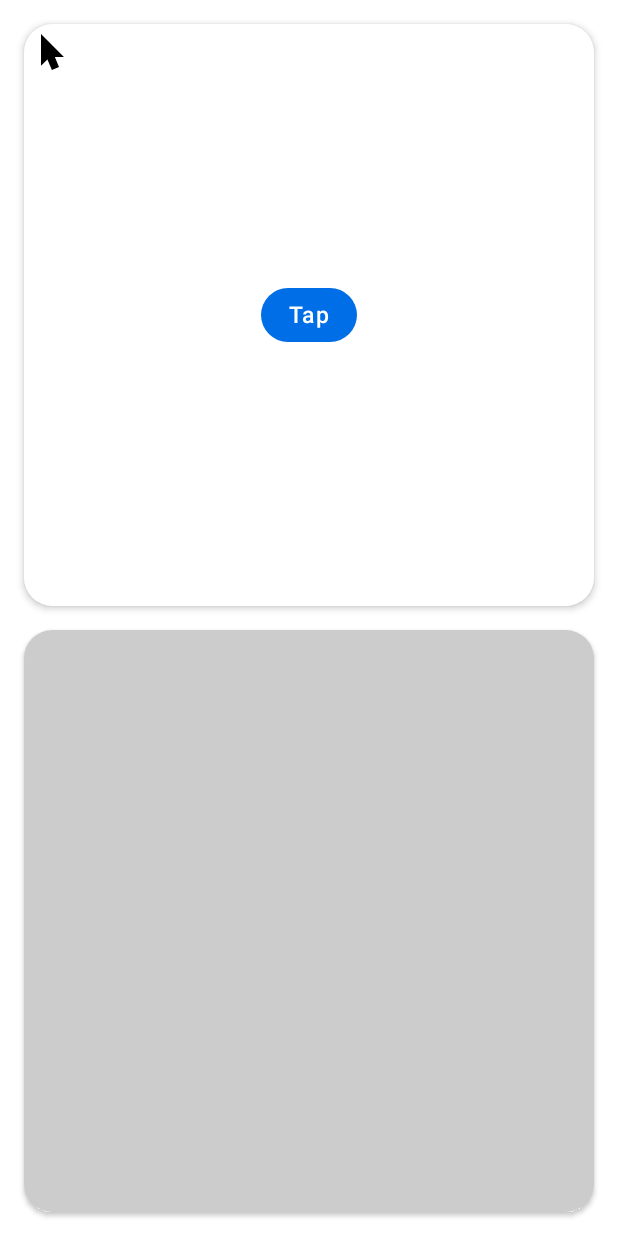
After one commit to prafullmishra/JetComposer, an Android app built with Jetpack Compose: the @Preview function TrackPad, on a phone screen of 412 x 824 dp. The commit adds this screen. Run offline under Robolectric (Android 15) with nearby library versions, the phone set to English and light mode, and no system bars.

Commit message:
add trackpad ui

```diff
--- a/app/src/main/java/com/prafullm/jetcomposer/MainActivity.kt
+++ b/app/src/main/java/com/prafullm/jetcomposer/MainActivity.kt
@@ -13,10 +13,7 @@ import androidx.navigation.compose.NavHost
 import androidx.navigation.compose.rememberNavController
 import com.prafullm.jetcomposer.model.Destination
 import com.prafullm.jetcomposer.model.HomeItem
-import com.prafullm.jetcomposer.navigation.addHomeScreen
-import com.prafullm.jetcomposer.navigation.addMac
-import com.prafullm.jetcomposer.navigation.addParallax
-import com.prafullm.jetcomposer.navigation.addTvStatic
+import com.prafullm.jetcomposer.navigation.*
 import com.prafullm.jetcomposer.ui.theme.JetComposerTheme
 
 class MainActivity : ComponentActivity() {
@@ -25,6 +22,7 @@ class MainActivity : ComponentActivity() {
         HomeItem(R.string.item_parallax, R.string.item_parallax_sub, Destination.Parallax),
         HomeItem(R.string.item_tv_static, R.string.item_tv_static_sub, Destination.TvStatic),
         HomeItem(R.string.item_mac, R.string.item_mac_sub, Destination.Mac),
+        HomeItem(R.string.item_trackpad, R.string.item_trackpad_sub, Destination.TrackPad),
     )
 
     @ExperimentalAnimationApi
@@ -59,5 +57,6 @@ fun JetComposerApp(items: List<HomeItem>, onThemeSwitch:() -> Unit) {
         addTvStatic()
         addParallax()
         addMac()
+        addTrackPad()
     }
 }
--- a/app/src/main/java/com/prafullm/jetcomposer/model/HomeModels.kt
+++ b/app/src/main/java/com/prafullm/jetcomposer/model/HomeModels.kt
@@ -1,6 +1,5 @@
 package com.prafullm.jetcomposer.model
 
-import androidx.annotation.DrawableRes
 import androidx.annotation.StringRes
 
 /**
@@ -20,4 +19,5 @@ sealed class Destination(val destinationName: String) {
     object TvStatic: Destination("tv_static")
     object Parallax: Destination("parallax")
     object Mac: Destination("imac")
+    object TrackPad: Destination("trackpad")
 }
--- a/app/src/main/java/com/prafullm/jetcomposer/navigation/Destinations.kt
+++ b/app/src/main/java/com/prafullm/jetcomposer/navigation/Destinations.kt
@@ -43,6 +43,12 @@ fun NavGraphBuilder.addMac() {
     composable(route = Destination.Mac) { Mac({}) }
 }
 
+@ExperimentalAnimationApi
+@ExperimentalComposeUiApi
+fun NavGraphBuilder.addTrackPad() {
+    composable(route = Destination.TrackPad) { TrackPad() }
+}
+
 /*
  * Utility wrapper ext function for NavGraphBuilder.compose()
  */
--- /dev/null
+++ b/app/src/main/java/com/prafullm/jetcomposer/screens/TrackPad.kt
@@ -0,0 +1,142 @@
+package com.prafullm.jetcomposer.screens
+
+import android.view.MotionEvent
+import androidx.compose.animation.AnimatedVisibility
+import androidx.compose.animation.ExperimentalAnimationApi
+import androidx.compose.animation.animateColorAsState
+import androidx.compose.foundation.Image
+import androidx.compose.foundation.background
+import androidx.compose.foundation.layout.*
+import androidx.compose.foundation.shape.RoundedCornerShape
+import androidx.compose.material.Button
+import androidx.compose.material.ButtonDefaults
+import androidx.compose.material.Card
+import androidx.compose.material.Text
+import androidx.compose.runtime.*
+import androidx.compose.ui.Alignment
+import androidx.compose.ui.ExperimentalComposeUiApi
+import androidx.compose.ui.Modifier
+import androidx.compose.ui.geometry.Offset
+import androidx.compose.ui.geometry.Rect
+import androidx.compose.ui.graphics.Color
+import androidx.compose.ui.graphics.vector.ImageVector
+import androidx.compose.ui.input.pointer.pointerInteropFilter
+import androidx.compose.ui.layout.LayoutCoordinates
+import androidx.compose.ui.layout.boundsInParent
+import androidx.compose.ui.layout.onGloballyPositioned
+import androidx.compose.ui.platform.LocalDensity
+import androidx.compose.ui.res.vectorResource
+import androidx.compose.ui.tooling.preview.Preview
+import androidx.compose.ui.unit.dp
+import androidx.compose.ui.unit.sp
+import com.prafullm.jetcomposer.R
+import com.prafullm.jetcomposer.ui.theme.darkBlue
+import com.prafullm.jetcomposer.ui.theme.lightBlue
+import kotlin.math.max
+
+@ExperimentalAnimationApi
+@ExperimentalComposeUiApi
+@Preview
+@Composable
+fun TrackPad() {
+    var coordinate by remember { mutableStateOf(Offset(10f, 10f)) }
+    var buttonBounds by remember { mutableStateOf(Rect(Offset.Zero, Offset.Zero)) }
+    var isAboveButton by remember { mutableStateOf(false) }
+    var isButtonTapped by remember { mutableStateOf(false) }
+
+    val backgroundColor = animateColorAsState(targetValue = if(isButtonTapped) lightBlue else Color.White)
+    var downStartTime = 0L
+
+    Column(
+        Modifier
+            .fillMaxSize()
+            .background(Color.White)
+            .padding(16.dp)) {
+        Card(
+            backgroundColor = backgroundColor.value,
+            modifier = Modifier
+                .weight(1f)
+                .fillMaxWidth(),
+            elevation = 3.dp,
+            shape = RoundedCornerShape(5)
+        ) {
+            Box(contentAlignment = Alignment.Center) {
+                Button(
+                    onClick = {  },
+                    shape = RoundedCornerShape(50),
+                    elevation = ButtonDefaults.elevation(0.dp, 0.dp, 0.dp),
+                    colors = ButtonDefaults.buttonColors(
+                        backgroundColor = darkBlue,
+                        contentColor = Color.White
+                    ),
+                    contentPadding = PaddingValues(horizontal = 16.dp),
+                    modifier = Modifier.onGloballyPositioned { c: LayoutCoordinates->
+                        buttonBounds = c.boundsInParent()
+                    }
+                ){
+                    Row(){
+                        AnimatedVisibility(visible = !isButtonTapped) {
+                            Text(
+                                text = "Tap",
+                                color = Color.White,
+                                fontSize = 15.sp
+                            )
+                        }
+                        AnimatedVisibility(visible = isButtonTapped) {
+                            Text(
+                                text = "Tapped!",
+                                color = Color.White,
+                                fontSize = 15.sp
+                            )
+                        }
+                    }
+                }
+                Box(modifier = Modifier.fillMaxSize()) {
+                    Box(
+                        modifier = Modifier
+                            .size(24.dp)
+                            .offset(
+                            with(LocalDensity.current) { coordinate.x.toDp() },
+                            with(LocalDensity.current) { coordinate.y.toDp() }
+                        )
+                    ) {
+                        Image(
+                            imageVector = ImageVector.vectorResource(if(!isAboveButton) R.drawable.ic_cursor else R.drawable.ic_pointing_hand),
+                            contentDescription = null,
+                            modifier = Modifier
+                                .fillMaxSize(),
+                        )
+                    }
+                }
+
+            }
+        }
+        Spacer(modifier = Modifier.height(16.dp))
+        Card(
+            backgroundColor = Color.LightGray,
+            modifier = Modifier
+                .weight(1f)
+                .fillMaxWidth()
+                .pointerInteropFilter { m ->
+                    when (m.action) {
+                        MotionEvent.ACTION_UP -> {
+                            if (System.currentTimeMillis() - downStartTime < 200L) {
+                                if (isAboveButton) isButtonTapped = !isButtonTapped
+                            }
+                        }
+                        MotionEvent.ACTION_DOWN -> {
+                            downStartTime = System.currentTimeMillis()
+                        }
+                        MotionEvent.ACTION_MOVE -> {
+                            val eventOffset = Offset(max(0f, m.x), max(0f, m.y))
+                            coordinate = eventOffset
+                            isAboveButton = buttonBounds.contains(eventOffset)
+                        }
+                    }
+                    true
+                },
+            elevation = 2.dp,
+            shape = RoundedCornerShape(5)
+        ) {}
+    }
+}
--- a/app/src/main/java/com/prafullm/jetcomposer/ui/theme/Color.kt
+++ b/app/src/main/java/com/prafullm/jetcomposer/ui/theme/Color.kt
@@ -3,6 +3,8 @@ package com.prafullm.jetcomposer.ui.theme
 import androidx.compose.ui.graphics.Color
 
 val droidGreen = Color(0xFF3ddd86)
+val lightBlue = Color(0xFFCAE3FF)
+val darkBlue = Color(0xFF006ee6)
 
 val White = Color(0xFFFFFFFF)
 val Black50 = Color(0xFFf6f6f6)
--- /dev/null
+++ b/app/src/main/res/drawable/ic_cursor.xml
@@ -0,0 +1,7 @@
+<vector android:height="24dp" android:viewportHeight="18.2"
+    android:viewportWidth="11.6" android:width="15.296703dp" xmlns:android="http://schemas.android.com/apk/res/android">
+    <path android:fillColor="#FF000000" android:pathData="M0,16L0,0L11.6,11.6L4.8,11.6l-0.4,0.1Z"/>
+    <path android:fillColor="#FF000000" android:pathData="M9.1,16.7l-3.6,1.5L0.8,7.1l3.7,-1.5Z"/>
+    <path android:fillColor="#FF000000" android:pathData="M2.83,9.393l1.8441,-0.7742l3.0966,7.3764l-1.8441,0.7742z"/>
+    <path android:fillColor="#FF000000" android:pathData="M1,2.4L1,13.6l3,-2.9 0.4,-0.1h4.8Z"/>
+</vector>
--- /dev/null
+++ b/app/src/main/res/drawable/ic_pointing_hand.xml
@@ -0,0 +1,4 @@
+<vector android:height="24dp" android:viewportHeight="15.249"
+    android:viewportWidth="14.466" android:width="22.767656dp" xmlns:android="http://schemas.android.com/apk/res/android">
+    <path android:fillColor="#FF000000" android:pathData="M2.866,12.004c-0.3,-0.4 -0.6,-1.1 -1.2,-2 -0.3,-0.5 -1.2,-1.5 -1.5,-1.9a1.183,1.183 0,0 1,-0.1 -1,1.41 1.41,0 0,1 1.4,-1.1 2.666,2.666 0,0 1,1.4 0.7c0.2,0.2 0.5,0.6 0.7,0.8s0.2,0.3 0.4,0.5c0.2,0.3 0.3,0.5 0.2,0.1 -0.1,-0.5 -0.2,-1.3 -0.4,-2.1a8.112,8.112 0,0 0,-0.3 -1.1c-0.1,-0.5 -0.2,-0.8 -0.3,-1.3 -0.1,-0.3 -0.2,-1.1 -0.3,-1.5a2.273,2.273 0,0 1,0.3 -1.8,1.227 1.227,0 0,1 1.3,-0.2 2.567,2.567 0,0 1,0.9 1.3,8.3 8.3,0 0,1 0.5,2c0.2,1 0.5,2.5 0.5,2.8a7.519,7.519 0,0 1,0 -1.5,1.12 1.12,0 0,1 0.7,-0.8 2.769,2.769 0,0 1,0.9 -0.1,2.177 2.177,0 0,1 0.8,0.5 4.338,4.338 0,0 1,0.4 1.8,9.005 9.005,0 0,1 0.3,-1.6 1.794,1.794 0,0 1,0.7 -0.5,1.7 1.7,0 0,1 1,0 1.157,1.157 0,0 1,0.7 0.5,8.469 8.469,0 0,1 0.4,1.7 5.946,5.946 0,0 1,0.3 -0.7,1.034 1.034,0 0,1 1.9,0.6v2.3a9.852,9.852 0,0 1,-0.2 1.7,6.068 6.068,0 0,1 -0.7,1.4 6.069,6.069 0,0 0,-1.2 1.8,4.142 4.142,0 0,0 -0.1,1 5.527,5.527 0,0 0,0.1 0.9,4.521 4.521,0 0,1 -1.2,0 25.852,25.852 0,0 0,-2.8 0L5.266,15.204s0.2,-1 -0.2,-1.4l-1.1,-1.1Z"/>
+</vector>
--- a/app/src/main/res/values/strings.xml
+++ b/app/src/main/res/values/strings.xml
@@ -7,5 +7,7 @@
     <string name="item_parallax_sub">Interact in 3D space</string>
     <string name="item_mac">Composed iMac</string>
     <string name="item_mac_sub">Because why not?</string>
+    <string name="item_trackpad">Trackpad</string>
+    <string name="item_trackpad_sub">View that mirrors gestures</string>
 
 </resources>
```
Also changed, not shown: 1 other file.
